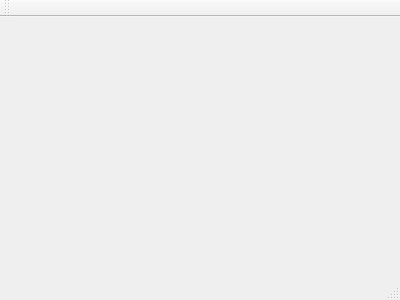
This is mainwindow.ui in ali-mohamed/scheduler-simulator as Qt 5 draws it before an edit. The edited form follows.
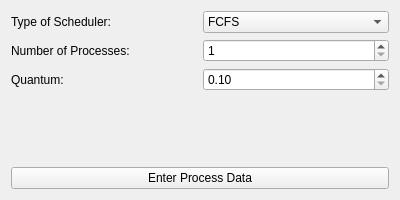
This is the edited form.

The edit to the form file:
```diff
--- a/mainwindow.ui
+++ b/mainwindow.ui
@@ -1,24 +1,139 @@
 <ui version="4.0">
  <class>MainWindow</class>
- <widget class="QMainWindow" name="MainWindow" >
-  <property name="geometry" >
+ <widget class="QMainWindow" name="MainWindow">
+  <property name="geometry">
    <rect>
     <x>0</x>
     <y>0</y>
     <width>400</width>
-    <height>300</height>
+    <height>200</height>
    </rect>
   </property>
-  <property name="windowTitle" >
-   <string>MainWindow</string>
+  <property name="maximumSize">
+   <size>
+    <width>400</width>
+    <height>200</height>
+   </size>
   </property>
-  <widget class="QMenuBar" name="menuBar" />
-  <widget class="QToolBar" name="mainToolBar" />
-  <widget class="QWidget" name="centralWidget" />
-  <widget class="QStatusBar" name="statusBar" />
+  <property name="windowTitle">
+   <string>Scheduler Simulator</string>
+  </property>
+  <widget class="QWidget" name="centralWidget">
+   <layout class="QVBoxLayout" name="verticalLayout">
+    <item>
+     <layout class="QHBoxLayout" name="horizontalLayout">
+      <item>
+       <widget class="QLabel" name="type_of_scheduler_label">
+        <property name="text">
+         <string>Type of Scheduler:</string>
+        </property>
+        <property name="buddy">
+         <cstring>type_of_scheduler_comboBox</cstring>
+        </property>
+       </widget>
+      </item>
+      <item>
+       <widget class="QComboBox" name="type_of_scheduler_comboBox">
+        <item>
+         <property name="text">
+          <string>FCFS</string>
+         </property>
+        </item>
+        <item>
+         <property name="text">
+          <string>SJF (Preemptive)</string>
+         </property>
+        </item>
+        <item>
+         <property name="text">
+          <string>SJF (Non Preemptive)</string>
+         </property>
+        </item>
+        <item>
+         <property name="text">
+          <string>Priority (Preemptive)</string>
+         </property>
+        </item>
+        <item>
+         <property name="text">
+          <string>Priority (Non Preemptive)</string>
+         </property>
+        </item>
+        <item>
+         <property name="text">
+          <string>Round Robin</string>
+         </property>
+        </item>
+       </widget>
+      </item>
+     </layout>
+    </item>
+    <item>
+     <layout class="QHBoxLayout" name="horizontalLayout_2">
+      <item>
+       <widget class="QLabel" name="no_of_processes_label">
+        <property name="text">
+         <string>Number of Processes:</string>
+        </property>
+        <property name="buddy">
+         <cstring>no_of_processes_spinBox</cstring>
+        </property>
+       </widget>
+      </item>
+      <item>
+       <widget class="QSpinBox" name="no_of_processes_spinBox">
+        <property name="minimum">
+         <number>1</number>
+        </property>
+       </widget>
+      </item>
+     </layout>
+    </item>
+    <item>
+     <layout class="QHBoxLayout" name="horizontalLayout_3">
+      <item>
+       <widget class="QLabel" name="quantum_label">
+        <property name="text">
+         <string>Quantum:</string>
+        </property>
+        <property name="buddy">
+         <cstring>quantum_doubleSpinBox</cstring>
+        </property>
+       </widget>
+      </item>
+      <item>
+       <widget class="QDoubleSpinBox" name="quantum_doubleSpinBox">
+        <property name="minimum">
+         <double>0.100000000000000</double>
+        </property>
+       </widget>
+      </item>
+     </layout>
+    </item>
+    <item>
+     <spacer name="verticalSpacer">
+      <property name="orientation">
+       <enum>Qt::Vertical</enum>
+      </property>
+      <property name="sizeHint" stdset="0">
+       <size>
+        <width>20</width>
+        <height>40</height>
+       </size>
+      </property>
+     </spacer>
+    </item>
+    <item>
+     <widget class="QPushButton" name="enter_data_pushButton">
+      <property name="text">
+       <string>Enter Process Data</string>
+      </property>
+     </widget>
+    </item>
+   </layout>
+  </widget>
  </widget>
- <layoutDefault spacing="6" margin="11" />
- <pixmapfunction></pixmapfunction>
+ <layoutdefault spacing="6" margin="11"/>
  <resources/>
  <connections/>
 </ui>
```
Left out of the diff: 1 changed line with no effect on the pictures.
